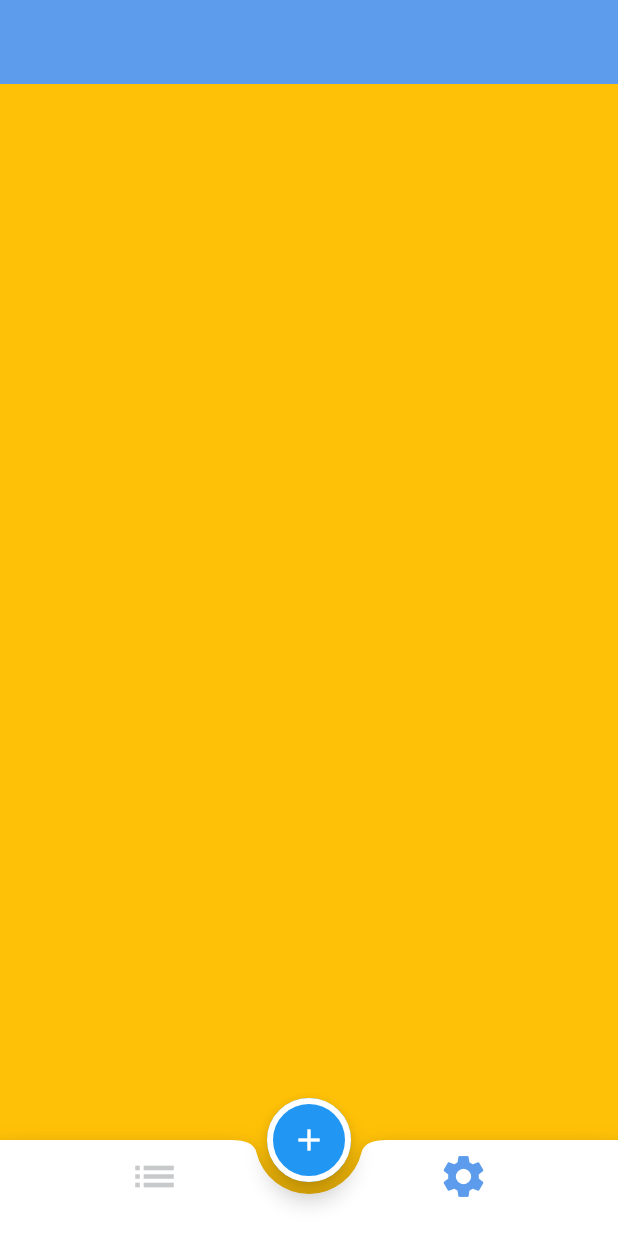
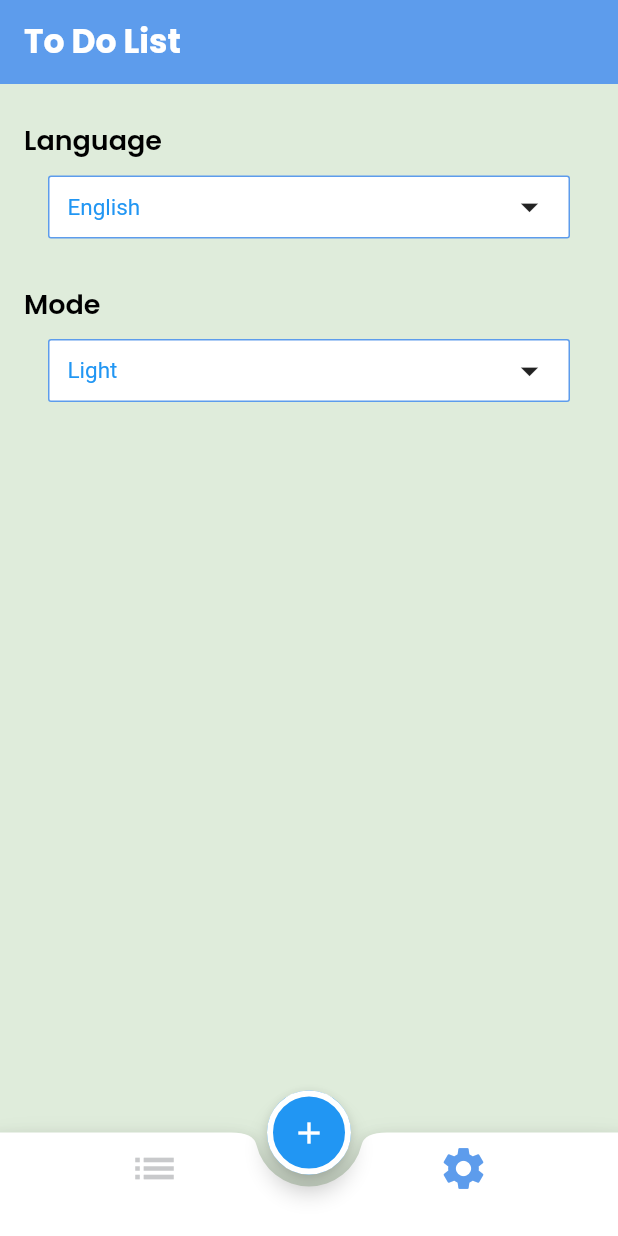
Before and after one commit to Hossam-Mostafa-Bakry/todo_cycle8_sat, a Flutter app: the screen it shows after launch, item 2 of the bottom bar chosen, on a phone screen of 412 x 824 dp. Run offline on Flutter 3.47's test engine with Material 2 defaults, Android fonts, the phone set to English and light mode, and no system bars; our stand-ins replace calendar_timeline, flutter_slidable, google_fonts; generated files the repository leaves out were written again.

Commit message:
add settings tab add localiation

```diff
--- /dev/null
+++ b/l10n.yaml
@@ -0,0 +1,3 @@
+arb-dir: lib/l10n
+template-arb-file: app_en.arb
+output-localization-file: app_localizations.dart
--- /dev/null
+++ b/lib/l10n/app_ar.arb
@@ -0,0 +1,4 @@
+{
+    "language" : "اللغة",
+    "mode" : "الوضع"
+}
--- /dev/null
+++ b/lib/l10n/app_en.arb
@@ -0,0 +1,4 @@
+{
+    "language" : "Language",
+    "mode" : "Mode"
+}
--- a/lib/main.dart
+++ b/lib/main.dart
@@ -1,21 +1,33 @@
 import 'package:flutter/material.dart';
+import 'package:flutter_gen/gen_l10n/app_localizations.dart';
+import 'package:provider/provider.dart';
 import 'package:todo_cycle8_sat/home_layout/home_layout.dart';
 import 'package:todo_cycle8_sat/pages/splash_page/splage_page.dart';
+import 'package:todo_cycle8_sat/providers/settings_provider.dart';
 import 'package:todo_cycle8_sat/shared_components/theme/my_theme.dart';
 
 void main() {
-  runApp(MyApp());
+  runApp(
+    ChangeNotifierProvider(
+      create: (context) => SettingsProvider(),
+      child: MyApp(),
+    ),
+  );
 }
 
 class MyApp extends StatelessWidget {
   @override
   Widget build(BuildContext context) {
+    var provider = Provider.of<SettingsProvider>(context);
     // TODO: implement build
     return MaterialApp(
       debugShowCheckedModeBanner: false,
       theme: MyTheme.lightTheme,
       themeMode: ThemeMode.light,
       initialRoute: SplashPage.routeName,
+      localizationsDelegates: AppLocalizations.localizationsDelegates,
+      supportedLocales: AppLocalizations.supportedLocales,
+      locale: Locale(provider.currentLanguage),
       routes: {
         SplashPage.routeName: (context) => SplashPage(),
         HomeLayout.routeName: (context) => HomeLayout(),
--- a/lib/pages/settings_pages/settings_page.dart
+++ b/lib/pages/settings_pages/settings_page.dart
@@ -1,12 +1,109 @@
 import 'package:flutter/material.dart';
+import 'package:flutter_gen/gen_l10n/app_localizations.dart';
+import 'package:todo_cycle8_sat/pages/settings_pages/widgets/language_bottom_sheet.dart';
+import 'package:todo_cycle8_sat/shared_components/theme/colors.dart';
 
-class SettingsPage extends StatelessWidget {
+class SettingsPage extends StatefulWidget {
   const SettingsPage({Key? key}) : super(key: key);
 
   @override
+  State<SettingsPage> createState() => _SettingsPageState();
+}
+
+class _SettingsPageState extends State<SettingsPage> {
+  @override
   Widget build(BuildContext context) {
+    var applocal = AppLocalizations.of(context);
+    var theme = Theme.of(context);
     return Container(
-      color: Colors.amber,
+      padding: const EdgeInsets.symmetric(horizontal: 16.0, vertical: 24.0),
+      child: Column(
+        crossAxisAlignment: CrossAxisAlignment.start,
+        children: [
+          Text(
+            applocal!.language,
+            style: theme.textTheme.bodyMedium!.copyWith(color: Colors.black),
+          ),
+          const SizedBox(height: 10.0),
+          InkWell(
+            onTap: () {
+              showThemeBottomSheet();
+            },
+            child: Container(
+              margin: const EdgeInsets.symmetric(horizontal: 16.0),
+              padding:
+                  const EdgeInsets.symmetric(horizontal: 12.0, vertical: 6.0),
+              decoration: BoxDecoration(
+                borderRadius: BorderRadius.circular(2.0),
+                color: Colors.white,
+                border: Border.all(
+                  color: primaryColor,
+                ),
+              ),
+              child: Row(
+                mainAxisAlignment: MainAxisAlignment.spaceBetween,
+                children: [
+                  Text(
+                    "English",
+                    style: theme.textTheme.bodySmall!
+                        .copyWith(color: theme.primaryColor),
+                  ),
+                  Icon(
+                    Icons.arrow_drop_down,
+                    // color: primaryColor
+                    size: 28,
+                  ),
+                ],
+              ),
+            ),
+          ),
+          const SizedBox(height: 30.0),
+          Text(
+            applocal.mode,
+            style: theme.textTheme.bodyMedium!.copyWith(color: Colors.black),
+          ),
+          const SizedBox(height: 10.0),
+          InkWell(
+            onTap: () {
+              // showThemeBottomSheet();
+            },
+            child: Container(
+              margin: const EdgeInsets.symmetric(horizontal: 16.0),
+              padding:
+                  const EdgeInsets.symmetric(horizontal: 12.0, vertical: 6.0),
+              decoration: BoxDecoration(
+                borderRadius: BorderRadius.circular(2.0),
+                color: Colors.white,
+                border: Border.all(
+                  color: primaryColor,
+                ),
+              ),
+              child: Row(
+                mainAxisAlignment: MainAxisAlignment.spaceBetween,
+                children: [
+                  Text(
+                    "Light",
+                    style: theme.textTheme.bodySmall!
+                        .copyWith(color: theme.primaryColor),
+                  ),
+                  Icon(
+                    Icons.arrow_drop_down,
+                    // color: primaryColor
+                    size: 28,
+                  ),
+                ],
+              ),
+            ),
+          ),
+        ],
+      ),
+    );
+  }
+
+  void showThemeBottomSheet() {
+    showModalBottomSheet(
+      context: context,
+      builder: (context) => LanguageBottomSheet(),
     );
   }
 }
--- /dev/null
+++ b/lib/providers/settings_provider.dart
@@ -0,0 +1,11 @@
+import 'package:flutter/material.dart';
+
+class SettingsProvider extends ChangeNotifier {
+  String currentLanguage = "en";
+
+  void changeCurrentLanguage(String newLanguage) {
+    if (currentLanguage == newLanguage) return;
+    currentLanguage = newLanguage;
+    notifyListeners();
+  }
+}
--- a/lib/shared_components/theme/my_theme.dart
+++ b/lib/shared_components/theme/my_theme.dart
@@ -1,10 +1,12 @@
 import 'package:flutter/material.dart';
+import 'package:google_fonts/google_fonts.dart';
 import 'package:todo_cycle8_sat/shared_components/theme/colors.dart';
 
 class MyTheme {
   static ThemeData lightTheme = ThemeData(
     scaffoldBackgroundColor: lightGreenColor,
     appBarTheme: AppBarTheme(
+      centerTitle: false,
       color: primaryColor,
       elevation: 0,
     ),
@@ -22,17 +24,20 @@ class MyTheme {
       ),
     ),
     textTheme: TextTheme(
-      headlineMedium: TextStyle(
-        fontSize: 30,
+      headlineMedium: GoogleFonts.poppins(
         color: Colors.white,
+        fontSize: 22,
+        fontWeight: FontWeight.bold,
       ),
-      bodyMedium: TextStyle(
-        fontSize: 25,
-        color: Colors.white,
+      bodyMedium: GoogleFonts.poppins(
+        color: primaryColor,
+        fontSize: 18,
+        fontWeight: FontWeight.w600,
       ),
-      bodySmall: TextStyle(
-        fontSize: 20,
-        color: Colors.white,
+      bodySmall: GoogleFonts.roboto(
+        color: Colors.black,
+        fontSize: 15,
+        fontWeight: FontWeight.normal,
       ),
     ),
   );
```
Also changed, not shown: lib/home_layout/home_layout.dart (+20 -2 lines), lib/pages/settings_pages/widgets/language_bottom_sheet.dart (added, +84 -0 lines), lib/pages/tasks_page/taskss_page.dart (+30 -1 lines), lib/pages/tasks_page/widgets/add_task_bottom_sheet.dart (added, +104 -0 lines), lib/pages/tasks_page/widgets/task_items.dart (added, +107 -0 lines), pubspec.yaml (+7 -0 lines), pubspec.lock, 12 other files.
